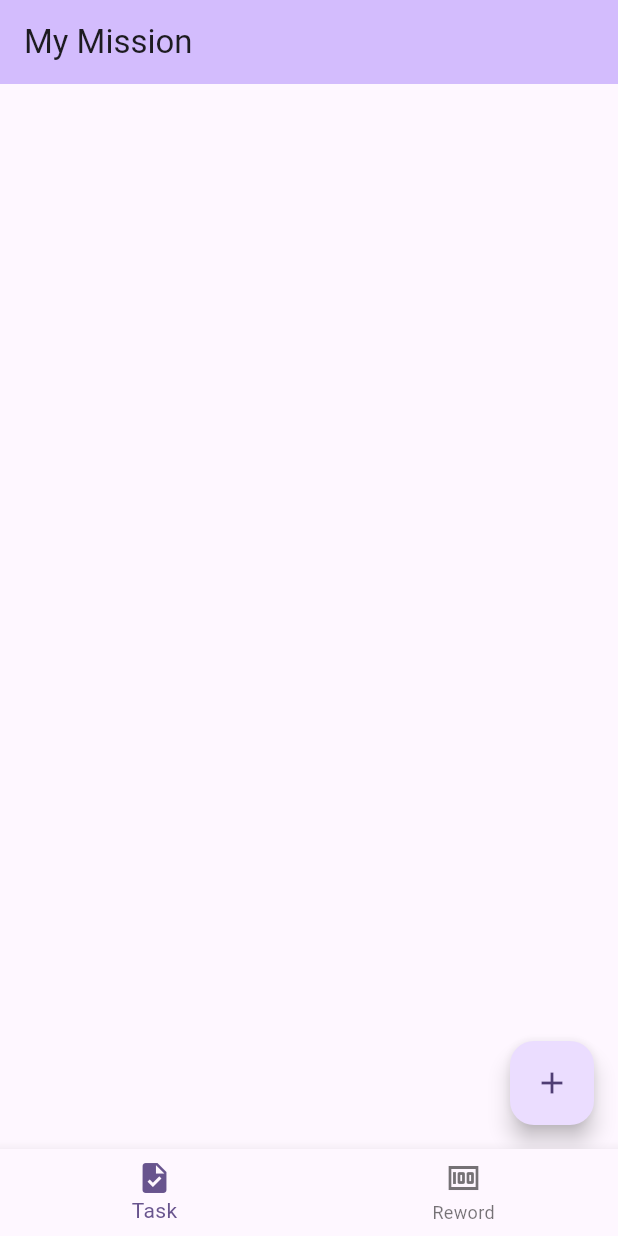
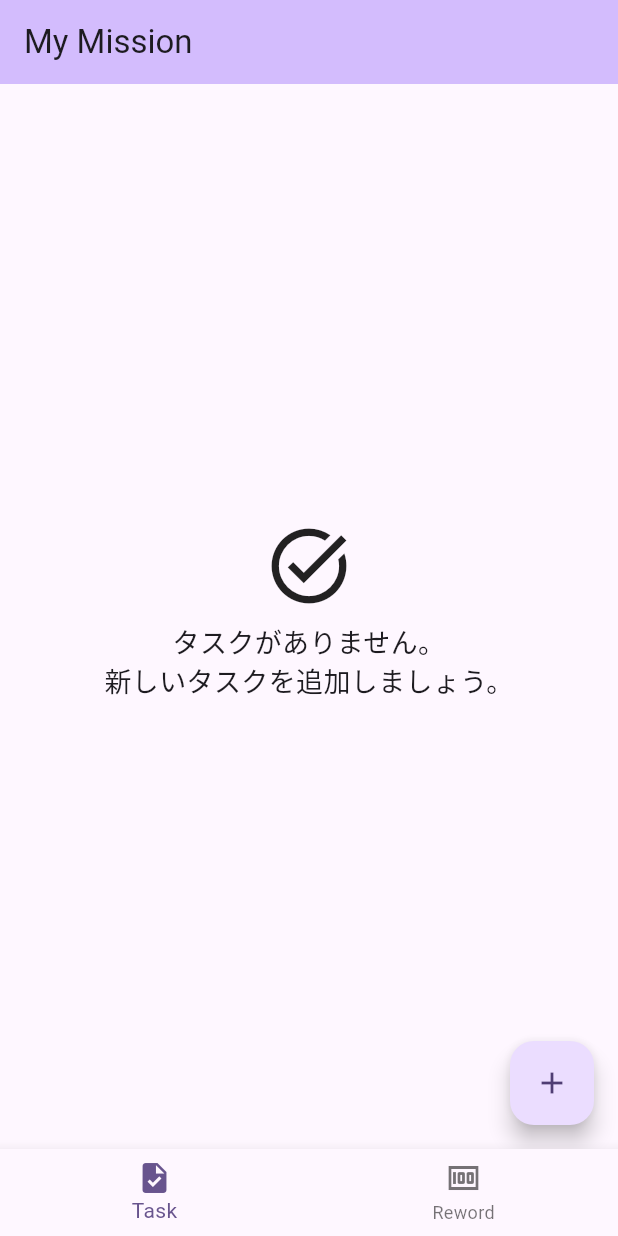
Before and after one commit to always-reach/flutter_todo, a Flutter app: the screen it shows after launch, on a phone screen of 412 x 824 dp. Run offline on Flutter 3.47's test engine with Material 3 defaults, Android fonts, the phone set to English and light mode, and no system bars; our stand-ins replace flutter_form_builder, flutter_riverpod, form_builder_validators, sqflite_common_ffi; accounts and stored records are empty.

Commit message:
tasuk0件時のUIを作成

```diff
--- a/lib/page/tasks.dart
+++ b/lib/page/tasks.dart
@@ -20,6 +20,26 @@ class TaskList extends ConsumerWidget {
                   child: Text("エラーが発生しました"),
                 ),
             data: (tasks) {
+              if (tasks.isEmpty) {
+                return const Center(
+                  child: Column(
+                    mainAxisAlignment: MainAxisAlignment.center,
+                    children: <Widget>[
+                      Icon(Icons.task_alt, size: 60), // アイコンの表示
+                      Padding(
+                        padding: EdgeInsets.all(8.0),
+                        child: Text(
+                          "タスクがありません。\n新しいタスクを追加しましょう。",
+                          textAlign: TextAlign.center,
+                          style: TextStyle(
+                            fontSize: 18,
+                          ),
+                        ),
+                      ),
+                    ],
+                  ),
+                );
+              }
               return ListView.builder(
                 itemCount: tasks.length,
                 itemBuilder: (context, index) {
```
Also changed, not shown: pubspec.lock.
